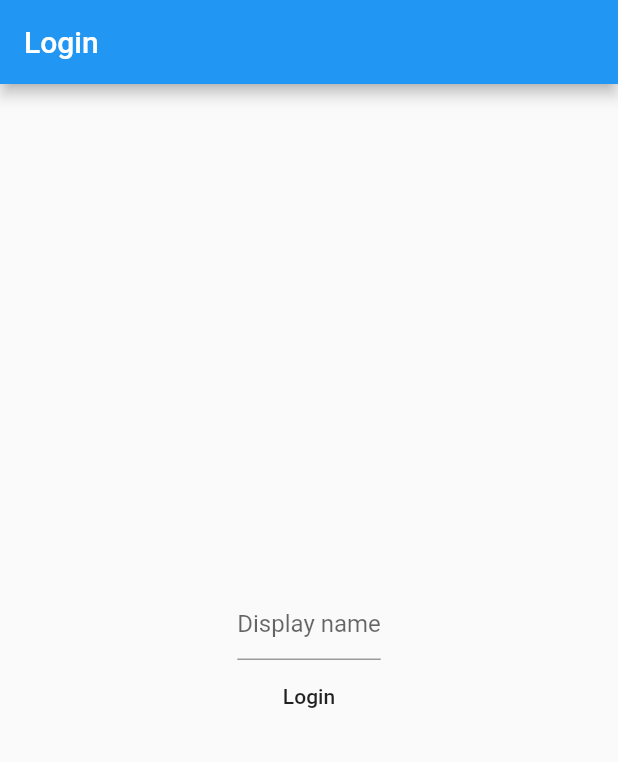
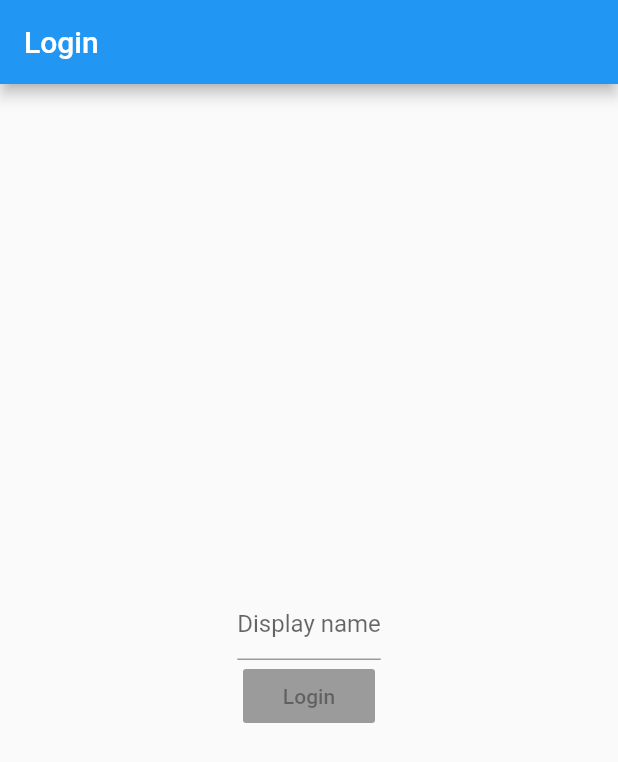
Before and after one commit to mileskrell/video-chat, a Flutter app: the screen it shows after launch, on a phone screen of 412 x 824 dp. Shown: the top 762 px of the screen. Run offline on Flutter 3.47's test engine with Material 2 defaults, Android fonts, the phone set to English and light mode, and no system bars.

Commit message:
Disable login button when display name is empty

```diff
--- a/lib/login_page.dart
+++ b/lib/login_page.dart
@@ -24,15 +24,21 @@ class _LoginPageState extends State<LoginPage> {
             IntrinsicWidth(
               child: TextField(
                 decoration: InputDecoration(hintText: "Display name"),
-                onChanged: (input) => displayNameInput = input,
+                onChanged: (input) {
+                  setState(() => displayNameInput = input);
+                },
               ),
             ),
-            FlatButton(
+            RaisedButton(
               child: Text("Login"),
-              onPressed: () =>
-                  Navigator.push(context, MaterialPageRoute(builder: (context) {
-                return VideoPage(displayName: displayNameInput);
-              })),
+              onPressed: displayNameInput.isEmpty
+                  ? null
+                  : () => Navigator.push(
+                        context,
+                        MaterialPageRoute(builder: (context) {
+                          return VideoPage(displayName: displayNameInput);
+                        }),
+                      ),
             ),
           ],
         ),
```
